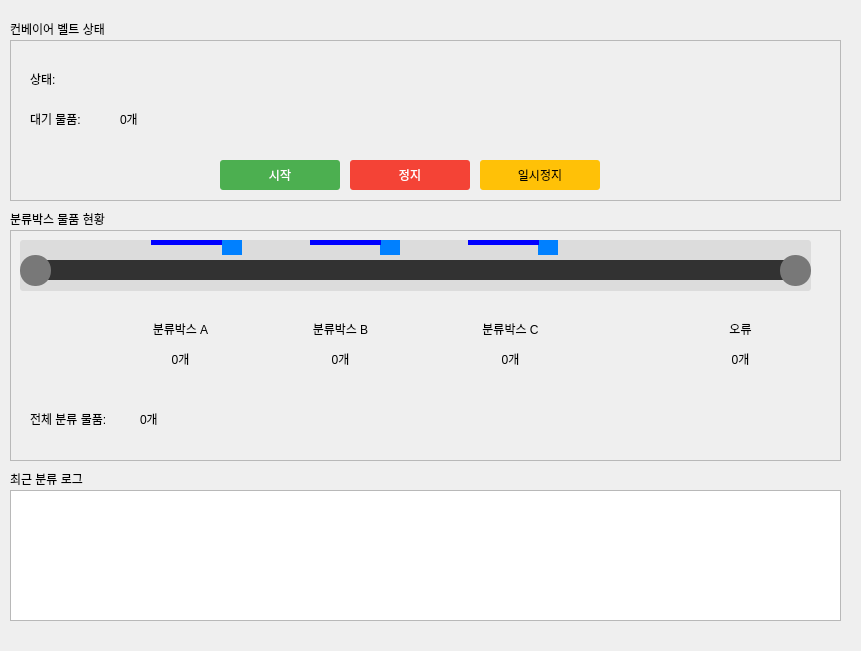
Old version of the form gui/ui/widgets/devices.ui in the repository jongbob1918/IoT_Project_RAIL.
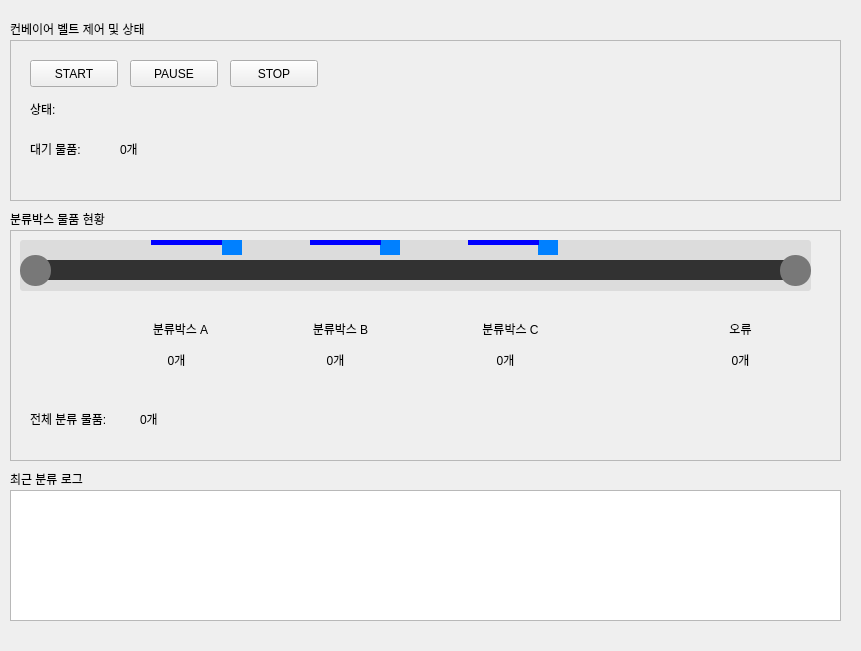
New version of the form.

```diff
--- a/gui/ui/widgets/devices.ui
+++ b/gui/ui/widgets/devices.ui
@@ -23,7 +23,7 @@
     </rect>
    </property>
    <property name="text">
-    <string>컨베이어 벨트 상태</string>
+    <string>컨베이어 벨트 제어 및 상태</string>
    </property>
   </widget>
   <widget class="QLabel" name="label_2">
@@ -81,8 +81,8 @@
     <property name="geometry">
      <rect>
       <x>110</x>
-      <y>70</y>
-      <width>41</width>
+      <y>100</y>
+      <width>71</width>
       <height>18</height>
      </rect>
     </property>
@@ -97,7 +97,7 @@
     <property name="geometry">
      <rect>
       <x>20</x>
-      <y>70</y>
+      <y>100</y>
       <width>71</width>
       <height>18</height>
      </rect>
@@ -110,9 +110,9 @@
     <property name="geometry">
      <rect>
       <x>70</x>
-      <y>30</y>
+      <y>60</y>
       <width>91</width>
-      <height>18</height>
+      <height>21</height>
      </rect>
     </property>
     <property name="text">
@@ -126,7 +126,7 @@
     <property name="geometry">
      <rect>
       <x>20</x>
-      <y>30</y>
+      <y>60</y>
       <width>41</width>
       <height>18</height>
      </rect>
@@ -138,49 +138,40 @@
    <widget class="QPushButton" name="btn_start_conveyor">
     <property name="geometry">
      <rect>
-      <x>210</x>
-      <y>120</y>
-      <width>120</width>
-      <height>30</height>
+      <x>20</x>
+      <y>20</y>
+      <width>88</width>
+      <height>27</height>
      </rect>
     </property>
     <property name="text">
-     <string>시작</string>
+     <string>START</string>
     </property>
-    <property name="styleSheet">
-     <string notr="true">background-color: #4CAF50; color: white; border-radius: 3px;</string>
-    </property>
    </widget>
    <widget class="QPushButton" name="btn_stop_conveyor">
     <property name="geometry">
      <rect>
-      <x>340</x>
-      <y>120</y>
-      <width>120</width>
-      <height>30</height>
+      <x>120</x>
+      <y>20</y>
+      <width>88</width>
+      <height>27</height>
      </rect>
     </property>
     <property name="text">
-     <string>정지</string>
+     <string>PAUSE</string>
     </property>
-    <property name="styleSheet">
-     <string notr="true">background-color: #F44336; color: white; border-radius: 3px;</string>
-    </property>
    </widget>
    <widget class="QPushButton" name="btn_pause_conveyor">
     <property name="geometry">
      <rect>
-      <x>470</x>
-      <y>120</y>
-      <width>120</width>
-      <height>30</height>
+      <x>220</x>
+      <y>20</y>
+      <width>88</width>
+      <height>27</height>
      </rect>
     </property>
     <property name="text">
-     <string>일시정지</string>
-    </property>
-    <property name="styleSheet">
-     <string notr="true">background-color: #FFC107; color: black; border-radius: 3px;</string>
+     <string>STOP</string>
     </property>
    </widget>
   </widget>
@@ -204,7 +195,7 @@
      <rect>
       <x>130</x>
       <y>180</y>
-      <width>41</width>
+      <width>91</width>
       <height>18</height>
      </rect>
     </property>
@@ -240,10 +231,10 @@
    <widget class="QLabel" name="inventory_A">
     <property name="geometry">
      <rect>
-      <x>150</x>
+      <x>121</x>
       <y>120</y>
-      <width>41</width>
-      <height>18</height>
+      <width>91</width>
+      <height>20</height>
      </rect>
     </property>
     <property name="text">
@@ -272,10 +263,10 @@
    <widget class="QLabel" name="inventory_B">
     <property name="geometry">
      <rect>
-      <x>310</x>
+      <x>280</x>
       <y>120</y>
-      <width>41</width>
-      <height>18</height>
+      <width>91</width>
+      <height>20</height>
      </rect>
     </property>
     <property name="text">
@@ -518,10 +509,10 @@
    <widget class="QLabel" name="inventory_C">
     <property name="geometry">
      <rect>
-      <x>480</x>
+      <x>450</x>
       <y>120</y>
-      <width>41</width>
-      <height>18</height>
+      <width>91</width>
+      <height>20</height>
      </rect>
     </property>
     <property name="text">
@@ -556,10 +547,10 @@
    <widget class="QLabel" name="inventory_error">
     <property name="geometry">
      <rect>
-      <x>710</x>
+      <x>680</x>
       <y>120</y>
-      <width>41</width>
-      <height>18</height>
+      <width>101</width>
+      <height>20</height>
      </rect>
     </property>
     <property name="text">
```
Left out of the diff: 6 changed lines with no effect on the pictures.
